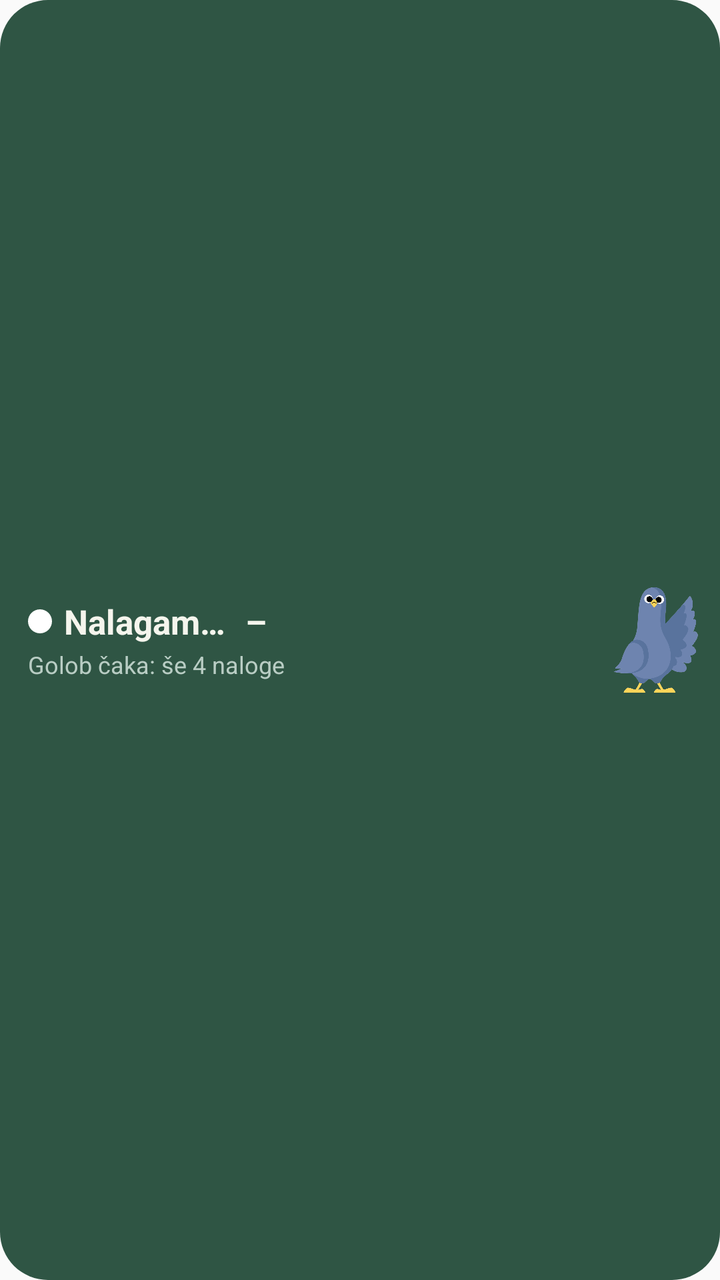
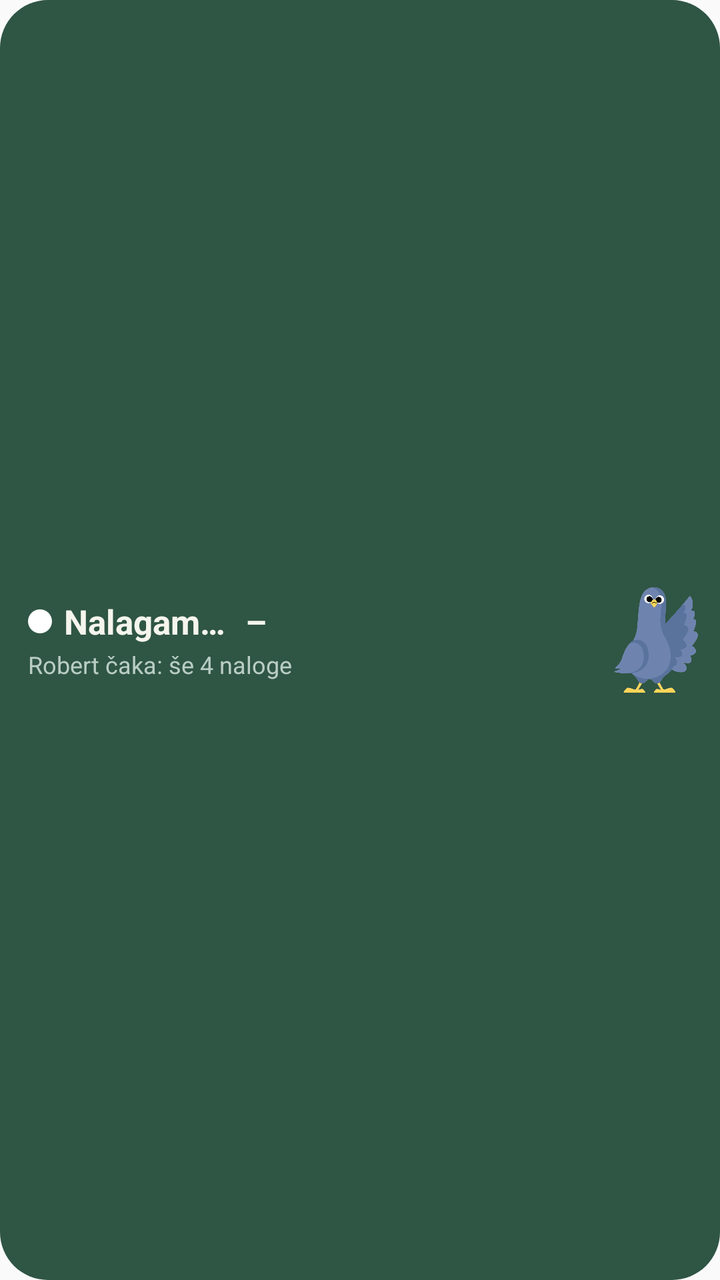

An Android layout rendered at two revisions. The XML below is the earlier revision; the diff shows what the commit changed to produce the second picture.
<!-- AndroidManifest.xml: application theme AppTheme -->
<!-- res/layout/widget_air_bar.xml -->
<?xml version="1.0" encoding="utf-8"?>
<LinearLayout xmlns:android="http://schemas.android.com/apk/res/android"
    android:id="@+id/root"
    android:layout_width="match_parent"
    android:layout_height="match_parent"
    android:background="@drawable/widget_bg"
    android:gravity="center_vertical"
    android:orientation="horizontal"
    android:paddingStart="14dp"
    android:paddingEnd="10dp"
    android:paddingTop="8dp"
    android:paddingBottom="8dp">

    <LinearLayout
        android:layout_width="0dp"
        android:layout_height="wrap_content"
        android:layout_weight="1"
        android:orientation="vertical">

        <LinearLayout
            android:layout_width="match_parent"
            android:layout_height="wrap_content"
            android:gravity="center_vertical"
            android:orientation="horizontal">

            <ImageView
                android:id="@+id/dot"
                android:layout_width="12dp"
                android:layout_height="12dp"
                android:layout_marginEnd="6dp"
                android:src="@drawable/widget_dot" />

            <TextView
                android:id="@+id/level"
                android:layout_width="wrap_content"
                android:layout_height="wrap_content"
                android:text="Nalagam…"
                android:textColor="#F5F5ED"
                android:textSize="17sp"
                android:textStyle="bold" />

            <TextView
                android:id="@+id/value"
                android:layout_width="wrap_content"
                android:layout_height="wrap_content"
                android:layout_marginStart="10dp"
                android:text="–"
                android:textColor="#F5F5ED"
                android:textSize="17sp"
                android:textStyle="bold" />
        </LinearLayout>

        <TextView
            android:id="@+id/tasks"
            android:layout_width="match_parent"
            android:layout_height="wrap_content"
            android:layout_marginTop="2dp"
            android:ellipsize="end"
            android:maxLines="1"
            android:text="Golob čaka: še 4 naloge"
            android:textColor="#B9CDC4"
            android:textSize="12sp" />
    </LinearLayout>

    <ImageView
        android:id="@+id/golob"
        android:layout_width="44dp"
        android:layout_height="54dp"
        android:layout_marginStart="6dp"
        android:contentDescription="Golob, maskota"
        android:scaleType="fitCenter"
        android:src="@drawable/golob" />
</LinearLayout>
<!-- resources referenced by this layout -->
<resources>
  <!-- drawable golob: png bitmap (drawable-nodpi, 64910 bytes) -->
  <!-- drawable widget_bg (drawable) -->
  <?xml version="1.0" encoding="utf-8"?>
  <shape xmlns:android="http://schemas.android.com/apk/res/android" android:shape="rectangle">
      <solid android:color="#2F5544" />
      <corners android:radius="24dp" />
  </shape>
  <!-- drawable widget_dot (drawable) -->
  <?xml version="1.0" encoding="utf-8"?>
  <shape xmlns:android="http://schemas.android.com/apk/res/android" android:shape="oval">
      <solid android:color="#FFFFFF" />
  </shape>
  <style name="AppTheme" parent="Theme.AppCompat.Light.DarkActionBar">
          
          <item name="colorPrimary">@color/colorPrimary</item>
          <item name="colorPrimaryDark">@color/colorPrimaryDark</item>
          <item name="colorAccent">@color/colorAccent</item>
      </style>
</resources>

<!-- the commit's change to res/layout/widget_air_bar.xml (unified diff, before → after) -->
@@ -57,7 +57,7 @@
             android:layout_marginTop="2dp"
             android:ellipsize="end"
             android:maxLines="1"
-            android:text="Golob čaka: še 4 naloge"
+            android:text="Robert čaka: še 4 naloge"
             android:textColor="#B9CDC4"
             android:textSize="12sp" />
     </LinearLayout>
@@ -67,7 +67,7 @@
         android:layout_width="44dp"
         android:layout_height="54dp"
         android:layout_marginStart="6dp"
-        android:contentDescription="Golob, maskota"
+        android:contentDescription="Robert, golob"
         android:scaleType="fitCenter"
         android:src="@drawable/golob" />
 </LinearLayout>
